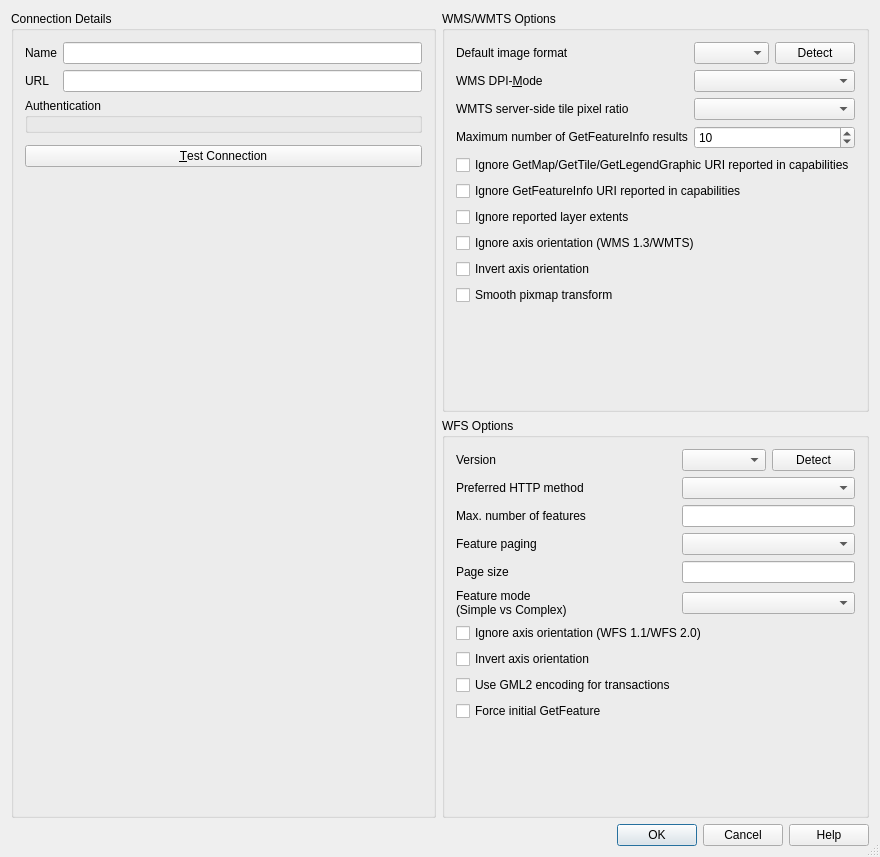
Qt form src/ui/qgsnewhttpconnectionbase.ui (qgis/QGIS) before a commit.
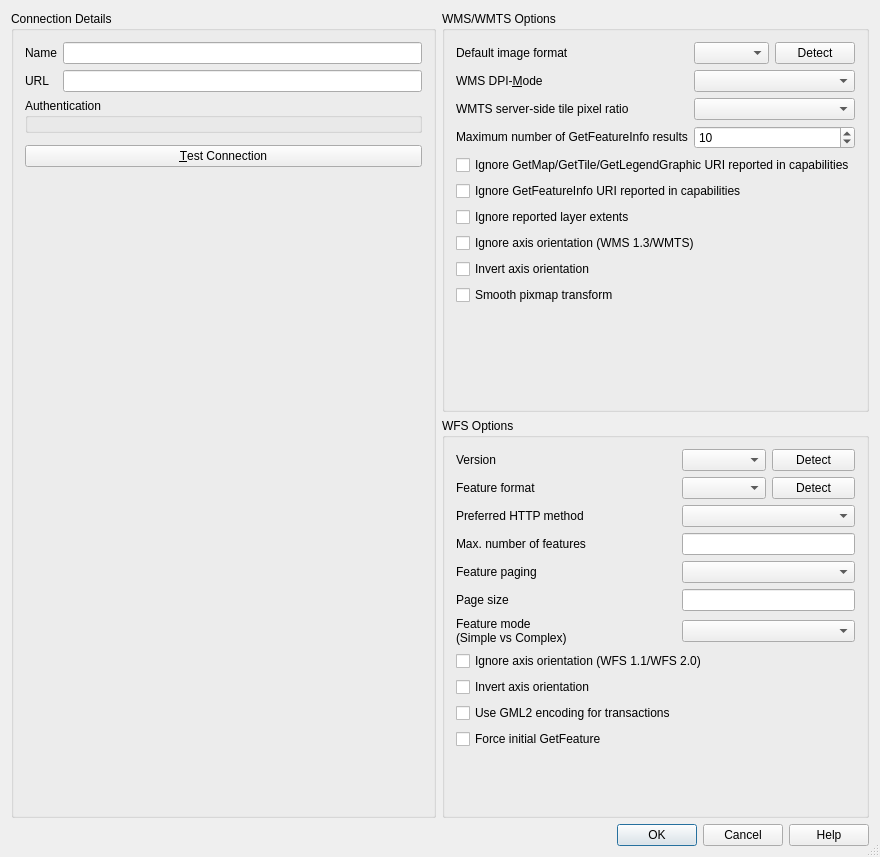
The same form after that commit. Custom widgets are drawn as their Qt base class.

Commit message:
OAPIF UI: add a combo box to select the format of features (e.g. FlatGeoBuf, GeoJSON, etc.)
Funded by: QGIS Anwendergruppe Deutschland

```diff
--- a/src/ui/qgsnewhttpconnectionbase.ui
+++ b/src/ui/qgsnewhttpconnectionbase.ui
@@ -340,8 +340,8 @@
             <string>WFS Options</string>
            </property>
            <layout class="QGridLayout" name="gridLayout1">
-            <item row="3" column="0">
-             <widget class="QLabel" name="lblFeaturePaging">
+            <item row="0" column="0">
+             <widget class="QLabel" name="lblVersion">
               <property name="sizePolicy">
                <sizepolicy hsizetype="Preferred" vsizetype="Fixed">
                 <horstretch>0</horstretch>
@@ -349,10 +349,13 @@
                </sizepolicy>
               </property>
               <property name="text">
-               <string>Feature paging</string>
+               <string>Version</string>
               </property>
              </widget>
             </item>
+            <item row="0" column="1">
+             <widget class="QComboBox" name="cmbVersion"/>
+            </item>
             <item row="0" column="2">
              <widget class="QPushButton" name="mWfsVersionDetectButton">
               <property name="text">
@@ -361,6 +364,35 @@
              </widget>
             </item>
             <item row="1" column="0">
+             <widget class="QLabel" name="lblFeatureFormat">
+              <property name="sizePolicy">
+               <sizepolicy hsizetype="Preferred" vsizetype="Fixed">
+                <horstretch>0</horstretch>
+                <verstretch>0</verstretch>
+               </sizepolicy>
+              </property>
+              <property name="text">
+               <string>Feature format</string>
+              </property>
+              <property name="toolTip">
+               <string>Only used for OGC-API Features</string>
+              </property>
+             </widget>
+            </item>
+            <item row="1" column="1">
+             <widget class="QComboBox" name="mFeatureFormatComboBox"/>
+            </item>
+            <item row="1" column="2">
+             <widget class="QPushButton" name="mFeatureFormatDetectButton">
+              <property name="text">
+               <string>Detect</string>
+              </property>
+              <property name="toolTip">
+               <string>Only used for OGC-API Features</string>
+              </property>
+             </widget>
+            </item>
+            <item row="2" column="0">
              <widget class="QLabel" name="lblVersion_2">
               <property name="sizePolicy">
                <sizepolicy hsizetype="Preferred" vsizetype="Fixed">
@@ -373,11 +405,11 @@
               </property>
              </widget>
             </item>
-            <item row="1" column="1" colspan="2">
+            <item row="2" column="1" colspan="2">
              <widget class="QComboBox" name="mComboHttpMethod"/>
             </item>
-            <item row="0" column="0">
-             <widget class="QLabel" name="lblVersion">
+            <item row="3" column="0">
+             <widget class="QLabel" name="lblMaxNumFeatures">
               <property name="sizePolicy">
                <sizepolicy hsizetype="Preferred" vsizetype="Fixed">
                 <horstretch>0</horstretch>
@@ -385,11 +417,34 @@
                </sizepolicy>
               </property>
               <property name="text">
-               <string>Version</string>
+               <string>Max. number of features</string>
+              </property>
+             </widget>
+            </item>
+            <item row="3" column="1" colspan="2">
+             <widget class="QLineEdit" name="txtMaxNumFeatures">
+              <property name="toolTip">
+               <string>&lt;html&gt;&lt;head/&gt;&lt;body&gt;&lt;p&gt;Enter a number to limit the maximum number of features retrieved per feature request. If empty, no limit is set.&lt;/p&gt;&lt;/body&gt;&lt;/html&gt;</string>
               </property>
              </widget>
             </item>
             <item row="4" column="0">
+             <widget class="QLabel" name="lblFeaturePaging">
+              <property name="sizePolicy">
+               <sizepolicy hsizetype="Preferred" vsizetype="Fixed">
+                <horstretch>0</horstretch>
+                <verstretch>0</verstretch>
+               </sizepolicy>
+              </property>
+              <property name="text">
+               <string>Feature paging</string>
+              </property>
+             </widget>
+            </item>
+            <item row="4" column="1" colspan="2">
+             <widget class="QComboBox" name="cmbFeaturePaging"/>
+            </item>
+            <item row="5" column="0">
              <widget class="QLabel" name="lblPageSize">
               <property name="sizePolicy">
                <sizepolicy hsizetype="Preferred" vsizetype="Fixed">
@@ -403,60 +458,67 @@
              </widget>
             </item>
             <item row="5" column="1" colspan="2">
+             <widget class="QLineEdit" name="txtPageSize">
+              <property name="toolTip">
+               <string>&lt;html&gt;&lt;head/&gt;&lt;body&gt;&lt;p&gt;Enter a number to limit the maximum number of features retrieved in a single GetFeature request when paging is enabled. If let to empty, server default will apply.&lt;/p&gt;&lt;/body&gt;&lt;/html&gt;</string>
+              </property>
+             </widget>
+            </item>
+            <item row="6" column="0">
+             <widget class="QLabel" name="lblFeatureMode">
+              <property name="sizePolicy">
+               <sizepolicy hsizetype="Preferred" vsizetype="Fixed">
+                <horstretch>0</horstretch>
+                <verstretch>0</verstretch>
+               </sizepolicy>
+              </property>
+              <property name="text">
+               <string>&lt;html&gt;&lt;head/&gt;&lt;body&gt;&lt;p&gt;Feature mode&lt;br/&gt;(Simple vs Complex)&lt;/p&gt;&lt;/body&gt;&lt;/html&gt;</string>
+              </property>
+             </widget>
+            </item>
+            <item row="6" column="1" colspan="2">
              <widget class="QComboBox" name="mComboWfsFeatureMode">
               <property name="toolTip">
                <string>Determines whether to return data as simple features or as complex features where nested data structures are exposed by QGIS as JSON</string>
               </property>
              </widget>
             </item>
-            <item row="6" column="0" colspan="3">
+            <item row="7" column="0" colspan="3">
              <widget class="QCheckBox" name="cbxWfsIgnoreAxisOrientation">
               <property name="text">
                <string>Ignore axis orientation (WFS 1.1/WFS 2.0)</string>
               </property>
              </widget>
             </item>
-            <item row="2" column="1" colspan="2">
-             <widget class="QLineEdit" name="txtMaxNumFeatures">
-              <property name="toolTip">
-               <string>&lt;html&gt;&lt;head/&gt;&lt;body&gt;&lt;p&gt;Enter a number to limit the maximum number of features retrieved per feature request. If let to empty, no limit is set.&lt;/p&gt;&lt;/body&gt;&lt;/html&gt;</string>
-              </property>
-             </widget>
-            </item>
-            <item row="4" column="1" colspan="2">
-             <widget class="QLineEdit" name="txtPageSize">
-              <property name="toolTip">
-               <string>&lt;html&gt;&lt;head/&gt;&lt;body&gt;&lt;p&gt;Enter a number to limit the maximum number of features retrieved in a single GetFeature request when paging is enabled. If let to empty, server default will apply.&lt;/p&gt;&lt;/body&gt;&lt;/html&gt;</string>
-              </property>
-             </widget>
-            </item>
-            <item row="3" column="1" colspan="2">
-             <widget class="QComboBox" name="cmbFeaturePaging"/>
-            </item>
-            <item row="7" column="0" colspan="3">
+            <item row="8" column="0" colspan="3">
              <widget class="QCheckBox" name="cbxWfsInvertAxisOrientation">
               <property name="text">
                <string>Invert axis orientation</string>
               </property>
              </widget>
             </item>
-            <item row="0" column="1">
-             <widget class="QComboBox" name="cmbVersion"/>
+            <item row="9" column="0">
+             <widget class="QCheckBox" name="cbxWfsUseGml2EncodingForTransactions">
+              <property name="toolTip">
+               <string>&lt;html&gt;&lt;head/&gt;&lt;body&gt;&lt;p&gt;This might be necessary on some &lt;span style=&quot; font-weight:600;&quot;&gt;broken&lt;/span&gt; ESRI map servers when using WFS-T 1.1.0.&lt;/p&gt;&lt;/body&gt;&lt;/html&gt;</string>
+              </property>
+              <property name="text">
+               <string>Use GML2 encoding for transactions</string>
+              </property>
+             </widget>
             </item>
-            <item row="5" column="0">
-             <widget class="QLabel" name="lblFeatureMode">
-              <property name="sizePolicy">
-               <sizepolicy hsizetype="Preferred" vsizetype="Fixed">
-                <horstretch>0</horstretch>
-                <verstretch>0</verstretch>
-               </sizepolicy>
+            <item row="10" column="0">
+             <widget class="QCheckBox" name="cbxWfsForceInitialGetFeature">
+              <property name="toolTip">
+               <string>&lt;html&gt;&lt;head/&gt;&lt;body&gt;&lt;p&gt;When checked, an initial GetFeature call will always be issued in order to determine the geometry type from the first downloaded feature.&lt;/p&gt;&lt;p&gt;This option can be used if the layer contains features with Z axis coordinates that are otherwise not correctly identified.&lt;/p&gt;&lt;/body&gt;&lt;/html&gt;</string>
               </property>
               <property name="text">
-               <string>&lt;html&gt;&lt;head/&gt;&lt;body&gt;&lt;p&gt;Feature mode&lt;br/&gt;(Simple vs Complex)&lt;/p&gt;&lt;/body&gt;&lt;/html&gt;</string>
+               <string>Force initial GetFeature</string>
               </property>
              </widget>
             </item>
-            <item row="10" column="0" colspan="3">
+            <item row="11" column="0" colspan="3">
              <spacer name="verticalSpacer_3">
               <property name="orientation">
                <enum>Qt::Orientation::Vertical</enum>
@@ -469,39 +531,6 @@
               </property>
              </spacer>
             </item>
-            <item row="2" column="0">
-             <widget class="QLabel" name="lblMaxNumFeatures">
-              <property name="sizePolicy">
-               <sizepolicy hsizetype="Preferred" vsizetype="Fixed">
-                <horstretch>0</horstretch>
-                <verstretch>0</verstretch>
-               </sizepolicy>
-              </property>
-              <property name="text">
-               <string>Max. number of features</string>
-              </property>
-             </widget>
-            </item>
-            <item row="8" column="0">
-             <widget class="QCheckBox" name="cbxWfsUseGml2EncodingForTransactions">
-              <property name="toolTip">
-               <string>&lt;html&gt;&lt;head/&gt;&lt;body&gt;&lt;p&gt;This might be necessary on some &lt;span style=&quot; font-weight:600;&quot;&gt;broken&lt;/span&gt; ESRI map servers when using WFS-T 1.1.0.&lt;/p&gt;&lt;/body&gt;&lt;/html&gt;</string>
-              </property>
-              <property name="text">
-               <string>Use GML2 encoding for transactions</string>
-              </property>
-             </widget>
-            </item>
-            <item row="9" column="0">
-             <widget class="QCheckBox" name="cbxWfsForceInitialGetFeature">
-              <property name="toolTip">
-               <string>&lt;html&gt;&lt;head/&gt;&lt;body&gt;&lt;p&gt;When checked, an initial GetFeature call will always be issued in order to determine the geometry type from the first downloaded feature.&lt;/p&gt;&lt;p&gt;This option can be used if the layer contains features with Z axis coordinates that are otherwise not correctly identified.&lt;/p&gt;&lt;/body&gt;&lt;/html&gt;</string>
-              </property>
-              <property name="text">
-               <string>Force initial GetFeature</string>
-              </property>
-             </widget>
-            </item>
            </layout>
           </widget>
          </item>
```
Left out of the diff: 2 changed lines with no effect on the pictures. The commit also changes 12 other files.
